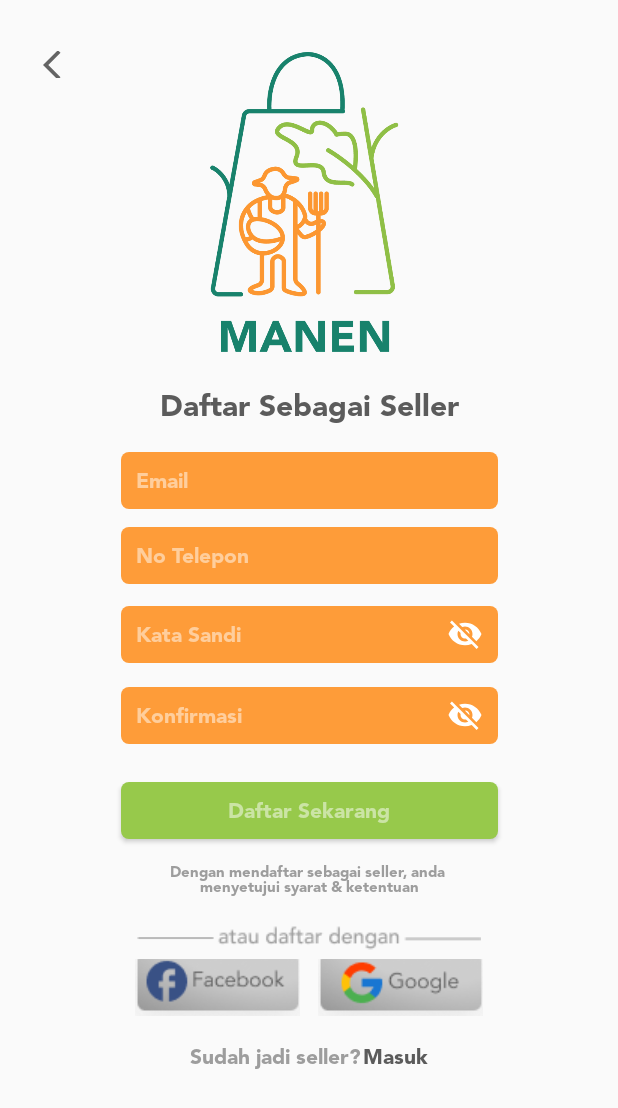
After one commit to haezelnut/Manen, an Android app: the Registrasi screen opened directly, with no data from a screen before it, on a phone screen of 412 x 824 dp. The commit adds this screen. Shown: the top 1108 px of the screen. Run offline under Robolectric (Android 15) with nearby library versions, the phone set to English and light mode, and no system bars.

Commit message:
membuat screen register dan intent-intentnya

```diff
--- a/app/src/main/AndroidManifest.xml
+++ b/app/src/main/AndroidManifest.xml
@@ -9,6 +9,9 @@
         android:roundIcon="@mipmap/ic_launcher_round"
         android:supportsRtl="true"
         android:theme="@style/Theme.Manen">
+        <activity
+            android:name=".Registrasi"
+            android:exported="false" />
         <activity
             android:name=".BerhasilMendaftarScreen"
             android:exported="false" />
--- /dev/null
+++ b/app/src/main/res/layout/activity_registrasi.xml
@@ -0,0 +1,244 @@
+<?xml version="1.0" encoding="utf-8"?>
+<ScrollView xmlns:android="http://schemas.android.com/apk/res/android"
+    xmlns:app="http://schemas.android.com/apk/res-auto"
+    xmlns:tools="http://schemas.android.com/tools"
+    android:layout_width="match_parent"
+    android:layout_height="match_parent"
+    tools:context=".RegisterActivity">
+
+    <androidx.constraintlayout.widget.ConstraintLayout
+        android:layout_width="match_parent"
+        android:layout_height="match_parent">
+
+        <ImageView
+            android:id="@+id/iconViewRegister"
+            android:layout_width="207dp"
+            android:layout_height="200dp"
+            android:src="@drawable/icon"
+            app:layout_constraintBottom_toBottomOf="parent"
+            app:layout_constraintEnd_toEndOf="parent"
+            app:layout_constraintHorizontal_bias="0.485"
+            app:layout_constraintStart_toStartOf="parent"
+            app:layout_constraintTop_toTopOf="parent"
+            app:layout_constraintVertical_bias="0.064" />
+
+        <ImageButton
+            android:id="@+id/backFromRegister"
+            android:onClick="backToLogin"
+            android:layout_width="wrap_content"
+            android:layout_height="18dp"
+            android:layout_marginTop="34dp"
+            android:background="@null"
+            android:src="@drawable/ic_baseline_arrow_back_ios_24"
+            app:layout_constraintEnd_toStartOf="@+id/iconViewRegister"
+            app:layout_constraintHorizontal_bias="0.377"
+            app:layout_constraintStart_toStartOf="parent"
+            app:layout_constraintTop_toTopOf="parent" />
+
+        <TextView
+            android:id="@+id/headerTextRegister"
+            android:layout_width="wrap_content"
+            android:layout_height="wrap_content"
+            android:fontFamily="@font/avenir_black"
+            android:text="Daftar Sebagai Seller"
+            android:textColor="#5B5B5B"
+            android:textSize="20sp"
+            app:layout_constraintBottom_toBottomOf="parent"
+            app:layout_constraintEnd_toEndOf="parent"
+            app:layout_constraintStart_toStartOf="parent"
+            app:layout_constraintTop_toBottomOf="@+id/iconViewRegister"
+            app:layout_constraintVertical_bias="0.048" />
+
+        <EditText
+            android:id="@+id/inputEmailRegister"
+            android:layout_width="251dp"
+            android:layout_height="38dp"
+            android:layout_marginTop="14dp"
+            android:background="@drawable/rounded_edittext1"
+            android:fontFamily="@font/avenir_black"
+            android:hint="Email"
+            android:inputType="textEmailAddress"
+            android:paddingLeft="10dp"
+            android:textColorHint="#80FFFFFF"
+            android:textSize="14sp"
+            app:layout_constraintBottom_toBottomOf="parent"
+            app:layout_constraintEnd_toEndOf="parent"
+            app:layout_constraintStart_toStartOf="parent"
+            app:layout_constraintTop_toBottomOf="@+id/headerTextRegister"
+            app:layout_constraintVertical_bias="0.012" />
+
+        <EditText
+            android:id="@+id/inputPhoneRegister"
+            android:layout_width="251dp"
+            android:layout_height="38dp"
+            android:layout_marginTop="12dp"
+            android:background="@drawable/rounded_edittext1"
+            android:fontFamily="@font/avenir_black"
+            android:hint="No Telepon"
+            android:inputType="phone"
+            android:paddingLeft="10dp"
+            android:textColorHint="#80FFFFFF"
+            android:textSize="14sp"
+            app:layout_constraintBottom_toBottomOf="parent"
+            app:layout_constraintEnd_toEndOf="parent"
+            app:layout_constraintStart_toStartOf="parent"
+            app:layout_constraintTop_toBottomOf="@+id/inputEmailRegister"
+            app:layout_constraintVertical_bias="0.0" />
+
+        <EditText
+            android:id="@+id/inputPasswordRegister"
+            android:layout_width="251dp"
+            android:layout_height="38dp"
+            android:layout_marginTop="13dp"
+            android:background="@drawable/rounded_edittext1"
+            android:drawableRight="@drawable/ic_baseline_visibility_off_24"
+            android:fontFamily="@font/avenir_black"
+            android:hint="Kata Sandi"
+            android:inputType="textPassword"
+            android:longClickable="false"
+            android:paddingLeft="10dp"
+            android:paddingRight="10dp"
+            android:textColorHint="#80FFFFFF"
+            android:textSize="14sp"
+            app:layout_constraintBottom_toBottomOf="parent"
+            app:layout_constraintEnd_toEndOf="parent"
+            app:layout_constraintStart_toStartOf="parent"
+            app:layout_constraintTop_toBottomOf="@+id/inputPhoneRegister"
+            app:layout_constraintVertical_bias="0.003" />
+
+        <EditText
+            android:id="@+id/inputConfirmRegister"
+            android:layout_width="251dp"
+            android:layout_height="38dp"
+            android:layout_marginTop="16dp"
+            android:background="@drawable/rounded_edittext1"
+            android:drawableRight="@drawable/ic_baseline_visibility_off_24"
+            android:fontFamily="@font/avenir_black"
+            android:hint="Konfirmasi"
+            android:inputType="textPassword"
+            android:longClickable="false"
+            android:paddingLeft="10dp"
+            android:paddingRight="10dp"
+            android:textColorHint="#80FFFFFF"
+            android:textSize="14sp"
+            app:layout_constraintBottom_toBottomOf="parent"
+            app:layout_constraintEnd_toEndOf="parent"
+            app:layout_constraintStart_toStartOf="parent"
+            app:layout_constraintTop_toBottomOf="@+id/inputPasswordRegister"
+            app:layout_constraintVertical_bias="0.0" />
+
+        <Button
+            android:id="@+id/registerBtn"
+            android:layout_width="251dp"
+            android:layout_height="38dp"
+            android:layout_marginTop="25dp"
+            android:background="@drawable/rounded_buttontext1"
+            android:fontFamily="@font/avenir_black"
+            android:hint="Daftar Sekarang"
+            android:textColorHint="#80FFFFFF"
+            android:textSize="14sp"
+            app:layout_constraintBottom_toBottomOf="parent"
+            app:layout_constraintEnd_toEndOf="parent"
+            app:layout_constraintStart_toStartOf="parent"
+            app:layout_constraintTop_toBottomOf="@+id/inputConfirmRegister"
+            app:layout_constraintVertical_bias="0.0" />
+
+        <TextView
+            android:id="@+id/textFooterRegister"
+            android:layout_width="251dp"
+            android:layout_height="28dp"
+            android:layout_marginTop="12dp"
+            android:fontFamily="@font/avenir_black"
+            android:gravity="center"
+            android:text="Dengan mendaftar sebagai seller, anda \nmenyetujui syarat &amp; ketentuan"
+            android:textAlignment="center"
+            android:textColor="#9D9D9D"
+            android:textSize="10sp"
+            app:layout_constraintBottom_toBottomOf="parent"
+            app:layout_constraintEnd_toEndOf="parent"
+            app:layout_constraintStart_toStartOf="parent"
+            app:layout_constraintTop_toBottomOf="@+id/registerBtn"
+            app:layout_constraintVertical_bias="0.007" />
+
+        <ImageView
+            android:id="@+id/textOptionRegister"
+            android:layout_width="wrap_content"
+            android:layout_height="wrap_content"
+            android:layout_marginTop="10dp"
+            android:src="@drawable/linedaftar"
+            android:textColor="#9D9D9D"
+            android:textSize="14sp"
+            app:layout_constraintBottom_toBottomOf="parent"
+            app:layout_constraintEnd_toEndOf="parent"
+            app:layout_constraintStart_toStartOf="parent"
+            app:layout_constraintTop_toBottomOf="@+id/textFooterRegister"
+            app:layout_constraintVertical_bias="0.038" />
+
+        <LinearLayout
+            android:id="@+id/optionRegister"
+            android:layout_width="match_parent"
+            android:layout_height="wrap_content"
+            android:layout_marginTop="5dp"
+            android:gravity="center"
+            android:orientation="horizontal"
+            app:layout_constraintBottom_toBottomOf="parent"
+            app:layout_constraintEnd_toEndOf="parent"
+            app:layout_constraintHorizontal_bias="0.0"
+            app:layout_constraintStart_toStartOf="parent"
+            app:layout_constraintTop_toBottomOf="@+id/textOptionRegister"
+            app:layout_constraintVertical_bias="0.0">
+
+            <ImageButton
+                android:id="@+id/ButtonRegFacebook"
+                android:layout_width="110dp"
+                android:layout_height="38dp"
+                android:layout_marginEnd="12dp"
+                android:src="@drawable/login_facebook_btn_" />
+
+            <ImageButton
+                android:id="@+id/ButtonRegGoogle"
+                android:layout_width="110dp"
+                android:layout_height="38dp"
+                android:src="@drawable/login_google_btn" />
+        </LinearLayout>
+
+        <LinearLayout
+            android:id="@+id/liniear1"
+            android:layout_width="match_parent"
+            android:layout_height="wrap_content"
+            android:layout_marginTop="18dp"
+            android:gravity="center"
+            android:orientation="horizontal"
+            app:layout_constraintEnd_toEndOf="parent"
+            app:layout_constraintStart_toStartOf="parent"
+            app:layout_constraintTop_toBottomOf="@+id/optionRegister">
+
+            <TextView
+                android:id="@+id/textView2"
+                android:layout_width="wrap_content"
+                android:layout_height="wrap_content"
+                android:fontFamily="@font/avenir_black"
+                android:text="Sudah jadi seller?"
+                android:textColor="#9D9D9D"
+                android:textSize="14sp" />
+
+            <TextView
+                android:id="@+id/Login"
+                android:layout_width="wrap_content"
+                android:layout_height="wrap_content"
+                android:layout_marginLeft="1dp"
+                android:clickable="true"
+                android:fontFamily="@font/avenir_black"
+                android:onClick="toLogin"
+                android:text="Masuk"
+                android:textColor="#5B5B5B"
+                android:textSize="14sp" />
+
+        </LinearLayout>
+
+        <ImageView
+            android:layout_width="match_parent"
+            android:layout_height="30dp"
+            app:layout_constraintTop_toBottomOf="@+id/liniear1" />
+    </androidx.constraintlayout.widget.ConstraintLayout>
+</ScrollView>
```
Also changed, not shown: app/src/main/java/com/example/manen/LoginActivity.java (+13 -0 lines), app/src/main/java/com/example/manen/RegisterActivity.java (deleted, +0 -29 lines), app/src/main/java/com/example/manen/Registrasi.java (added, +88 -0 lines), app/src/main/res/layout/activity_login.xml (+6 -3 lines), app/src/main/res/layout/activity_register.xml (deleted, +0 -143 lines).
